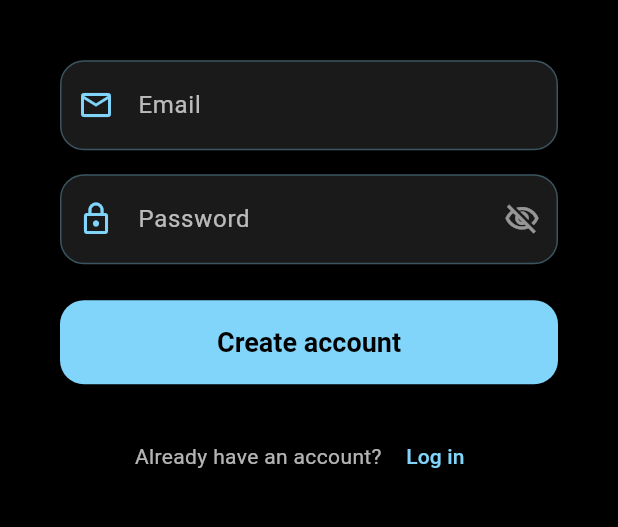
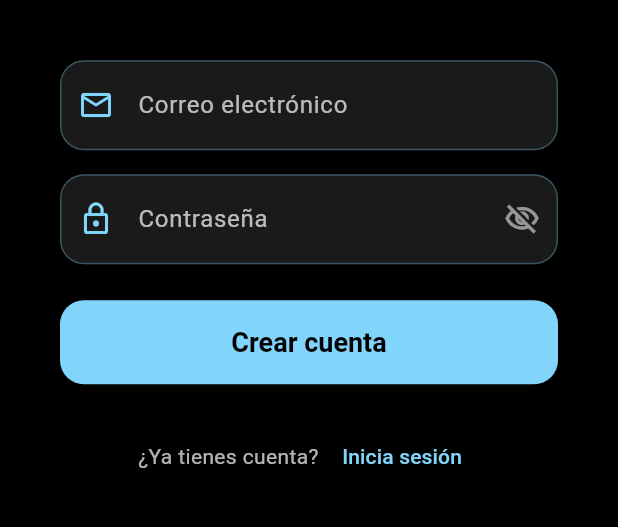
Before and after one commit to miikee183/Audia, a Flutter app: the SignUpScreen screen opened by its route, on a phone screen of 412 x 824 dp, the part 500-1027 px from its top. Run offline on Flutter 3.47's test engine with Material 3 defaults, Android fonts, the phone set to English and light mode, and no system bars; our stand-ins replace cached_network_image, flutter_svg, go_router, google_sign_in, image_cropper, image_picker and 2 more; missing offline and left inert: record; accounts and stored records are empty.

Commit message:
Update Error

```diff
--- a/audia_app/lib/screens/sign_up_screen.dart
+++ b/audia_app/lib/screens/sign_up_screen.dart
@@ -6,7 +6,6 @@ import '../providers/auth_provider.dart';
 import '../app_router.dart';
 import '../theme/app_theme.dart';
 import '../widgets/app_header.dart';
-import '../l10n/app_strings.dart';
 
 class SignUpScreen extends StatefulWidget {
   final String? telefono;
@@ -76,13 +75,13 @@ class _SignUpScreenState extends State<SignUpScreen> {
                     controller: _emailController,
                     keyboardType: TextInputType.emailAddress,
                     validator: (v) {
-                      if (v == null || v.isEmpty) return AppStrings.enterEmail;
-                      if (!RegExp(r'^[^@\s]+@[^@\s]+\.[^@\s]+$').hasMatch(v)) return AppStrings.invalidEmail;
+                      if (v == null || v.isEmpty) return 'Ingresa tu correo';
+                      if (!RegExp(r'^[^@\s]+@[^@\s]+\.[^@\s]+$').hasMatch(v)) return 'Correo inválido';
                       return null;
                     },
-                    decoration: InputDecoration(
-                      labelText: AppStrings.emailLabel,
-                      prefixIcon: const Icon(Icons.email_outlined, color: AppTheme.primaryColor),
+                    decoration: const InputDecoration(
+                      labelText: 'Correo electrónico',
+                      prefixIcon: Icon(Icons.email_outlined, color: AppTheme.primaryColor),
                     ),
                   ),
                   const SizedBox(height: 16),
@@ -90,12 +89,12 @@ class _SignUpScreenState extends State<SignUpScreen> {
                     controller: _passwordController,
                     obscureText: _obscurePassword,
                     validator: (v) {
-                      if (v == null || v.isEmpty) return AppStrings.enterPassword;
-                      if (v.length < 6) return AppStrings.minChars;
+                      if (v == null || v.isEmpty) return 'Ingresa tu contraseña';
+                      if (v.length < 6) return 'Mínimo 6 caracteres';
                       return null;
                     },
                     decoration: InputDecoration(
-                      labelText: AppStrings.passwordLabel,
+                      labelText: 'Contraseña',
                       prefixIcon: const Icon(Icons.lock_outline, color: AppTheme.primaryColor),
                       suffixIcon: IconButton(
                         icon: Icon(
@@ -111,16 +110,16 @@ class _SignUpScreenState extends State<SignUpScreen> {
                     onPressed: _isLoading ? null : _signUp,
                     child: _isLoading
                         ? const SizedBox(width: 24, height: 24, child: CircularProgressIndicator(strokeWidth: 2, color: Colors.black))
-                        : Text(AppStrings.createAccount),
+                        : const Text('Crear cuenta'),
                   ),
                   const SizedBox(height: 24),
                   Row(
                     mainAxisAlignment: MainAxisAlignment.center,
                     children: [
-                      Text(AppStrings.haveAccount, style: TextStyle(color: Colors.white.withAlpha(180))),
+                      Text('¿Ya tienes cuenta? ', style: TextStyle(color: Colors.white.withAlpha(180))),
                       TextButton(
                         onPressed: () => context.pop(),
-                        child: Text(AppStrings.logInLink),
+                        child: const Text('Inicia sesión'),
                       ),
                     ],
                   ),
```
